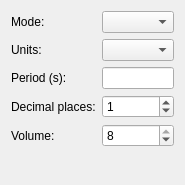
flysight/flysight-configurator, file src/speechform.ui: the form before one commit.
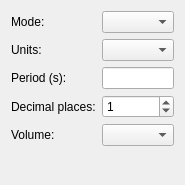
The form after the commit.

Commit message: Change to percent drop-down for volume

Diff of the .ui file:
```diff
--- a/src/speechform.ui
+++ b/src/speechform.ui
@@ -75,14 +75,7 @@
       </widget>
      </item>
      <item row="4" column="1">
-      <widget class="QSpinBox" name="volumeSpinBox">
-       <property name="maximum">
-        <number>8</number>
-       </property>
-       <property name="value">
-        <number>8</number>
-       </property>
-      </widget>
+      <widget class="QComboBox" name="volumeComboBox"/>
      </item>
     </layout>
    </item>
```
Left out of the diff: 10 changed lines with no effect on the pictures. The commit also changes 3 other files.
